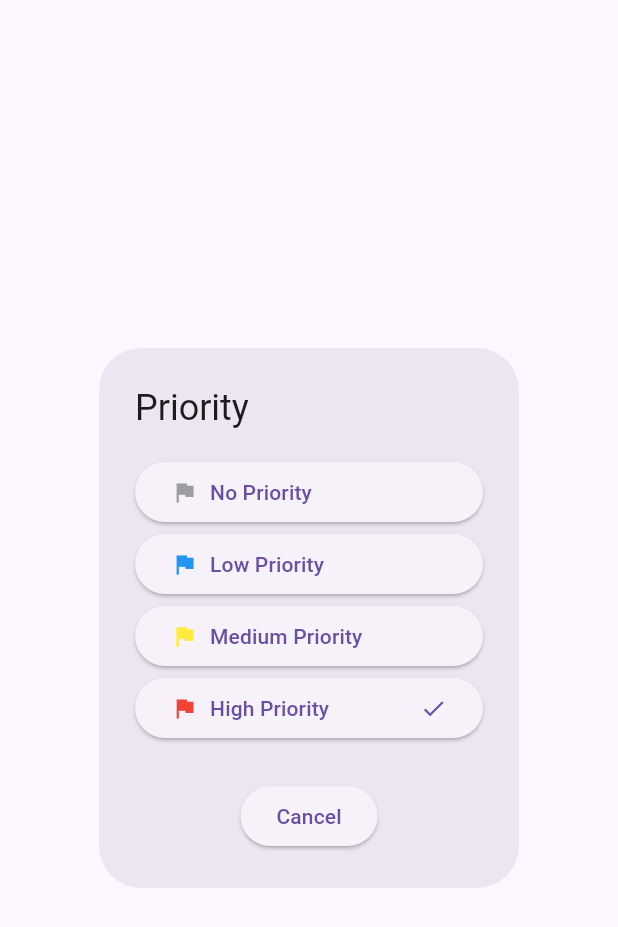
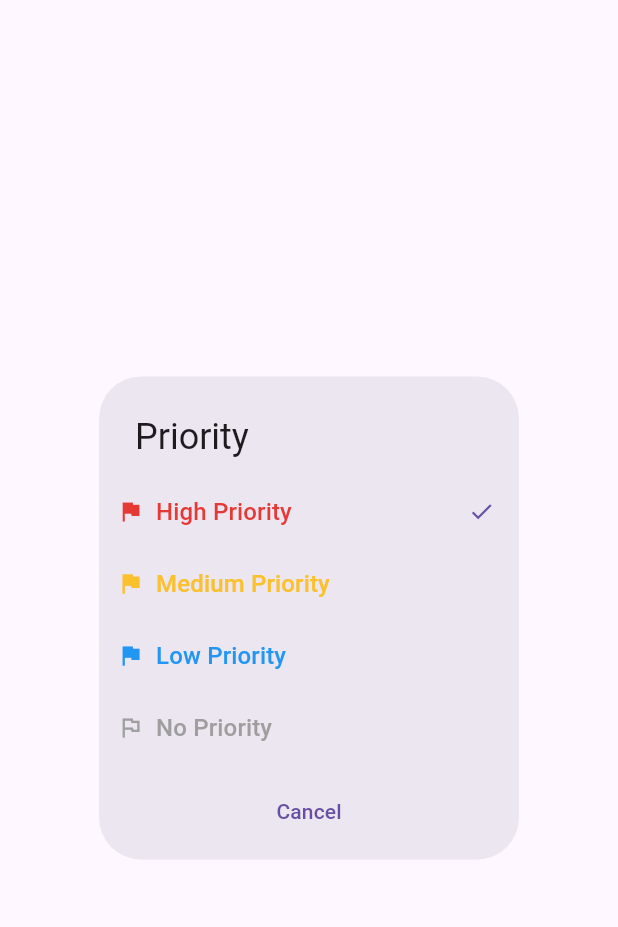
Before and after one commit to csarevalo/todo-list, a Flutter app: the ChangePriorityDialog widget shown alone on an empty page, opened directly, on a phone screen of 412 x 824 dp. Shown: the top 927 px of the screen. Run offline on Flutter 3.47's test engine with Material 3 defaults, Android fonts, the phone set to English and light mode, and no system bars; our stand-ins replace flutter_slidable.

Commit message:
upgraded and concised priority dialog

```diff
--- a/lib/widgets/dialogs/change_priority_dialog.dart
+++ b/lib/widgets/dialogs/change_priority_dialog.dart
@@ -1,3 +1,4 @@
+import 'package:flutter/cupertino.dart';
 import 'package:flutter/material.dart';
 
 class ChangePriorityDialog extends StatelessWidget {
@@ -8,27 +9,38 @@ class ChangePriorityDialog extends StatelessWidget {
   @override
   Widget build(BuildContext context) {
     return AlertDialog(
+      alignment: Alignment.center,
       title: const Text("Priority"),
+      contentPadding: const EdgeInsets.only(top: 10),
       content: Column(
         mainAxisSize: MainAxisSize.min,
         children: [
+          priorityButton(3, active: true),
+          priorityButton(2),
+          priorityButton(1),
           priorityButton(0),
-          priorityButton(1),
-          priorityButton(2),
-          priorityButton(3, active: true),
         ],
       ),
       actions: [
-        ElevatedButton(
+        TextButton(
           onPressed: () => Navigator.of(context).pop(),
-          child: const Text("Cancel"),
+          child: const Row(
+            mainAxisAlignment: MainAxisAlignment.center,
+            children: [
+              Text(
+                "Cancel",
+                textAlign: TextAlign.center,
+              ),
+            ],
+          ),
         ),
       ],
+      actionsPadding: const EdgeInsets.symmetric(vertical: 8),
       actionsAlignment: MainAxisAlignment.center,
     );
   }
 
-  ElevatedButton priorityButton(int priorityLvl, {bool active = false}) {
+  TextButton priorityButton(int priorityLvl, {bool active = false}) {
     List<String> priorityLevels = <String>[
       "No Priority",
       "Low Priority",
@@ -38,24 +50,27 @@ class ChangePriorityDialog extends StatelessWidget {
     List<Color> priorityColors = [
       Colors.grey,
       Colors.blue,
-      Colors.yellow,
-      Colors.red,
+      Colors.yellow.shade700,
+      Colors.red.shade600,
     ];
-    return ElevatedButton(
+    return TextButton.icon(
       onPressed: () {},
-      child: Row(
+      icon: Icon(
+        priorityLvl == 0 ? Icons.flag_outlined : Icons.flag,
+        color: priorityColors[priorityLvl],
+      ),
+      label: Row(
         children: [
-          Icon(
-            Icons.flag,
-            color: priorityColors[priorityLvl],
-          ),
           Expanded(
-            child: Padding(
-              padding: const EdgeInsets.symmetric(horizontal: 8.0),
-              child: Text(priorityLevels[priorityLvl]),
+            child: Text(
+              priorityLevels[priorityLvl],
+              style: TextStyle(
+                fontSize: 16,
+                color: priorityColors[priorityLvl],
+              ),
             ),
           ),
-          active ? Icon(Icons.check) : SizedBox(),
+          active ? const Icon(Icons.check) : const SizedBox(),
         ],
       ),
     );
```
